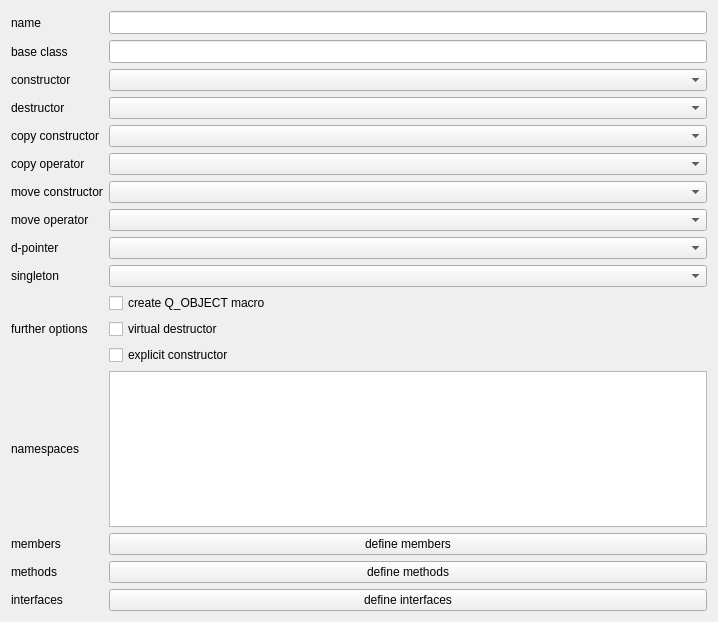
Qt form src/CodeCreator/GeneratorClass.ui (Ulle84/ToolBox) before a commit.
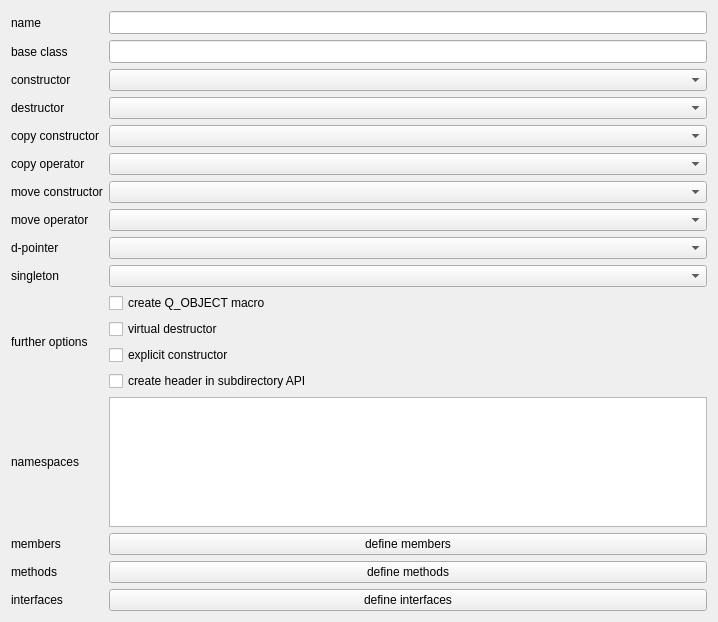
The same form after that commit. Custom widgets are drawn as their Qt base class.

```diff
--- a/src/CodeCreator/GeneratorClass.ui
+++ b/src/CodeCreator/GeneratorClass.ui
@@ -46,6 +46,13 @@
          </property>
         </widget>
        </item>
+       <item>
+        <widget class="QCheckBox" name="checkBoxHeaderInSubdirectory">
+         <property name="text">
+          <string>create header in subdirectory API</string>
+         </property>
+        </widget>
+       </item>
       </layout>
      </item>
      <item row="4" column="0">
```
